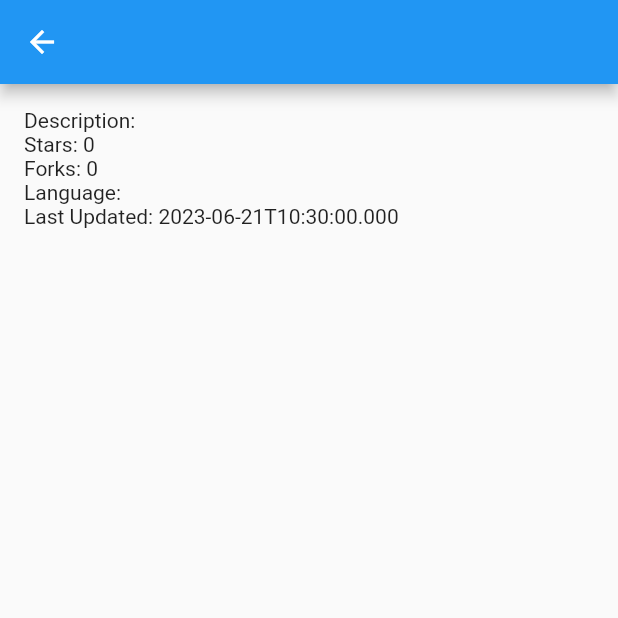
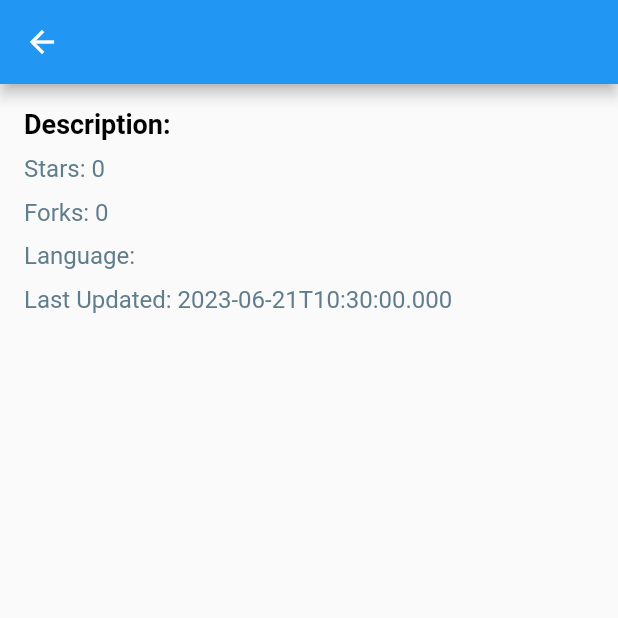
Before and after one commit to musfique113/GitHubDataViewer, a Flutter app: the RepositoryDetails screen opened directly with empty values, on a phone screen of 412 x 824 dp, the top half of it. Run offline on Flutter 3.47's test engine with Material 2 defaults, Android fonts, the phone set to English and light mode, and no system bars.

Commit message:
update in UI

```diff
--- a/lib/repository_details_screen.dart
+++ b/lib/repository_details_screen.dart
@@ -12,16 +12,52 @@ class RepositoryDetails extends StatelessWidget {
       ),
       body: Padding(
         padding: EdgeInsets.all(16.0),
-        child: Column(
-          crossAxisAlignment: CrossAxisAlignment.start,
-          children: [
-            Text('Description: ${repository['description'] ?? 'N/A'}'),
-            Text('Stars: ${repository['stargazers_count']}'),
-            Text('Forks: ${repository['forks_count']}'),
-            Text('Language: ${repository['language'] ?? 'N/A'}'),
-            Text('Last Updated: ${repository['updated_at']}'),
-          ],
-        ),
+          child: Column(
+            crossAxisAlignment: CrossAxisAlignment.start,
+            children: [
+              Text(
+                'Description: ${repository['description'] ?? 'N/A'}',
+                style: TextStyle(
+                  fontSize: 18.0,
+                  fontWeight: FontWeight.bold,
+                  color: Colors.black,
+                ),
+              ),
+              SizedBox(height: 10.0),
+              Text(
+                'Stars: ${repository['stargazers_count']}',
+                style: TextStyle(
+                  fontSize: 16.0,
+                  color: Colors.blueGrey,
+                ),
+              ),
+              SizedBox(height: 10.0),
+              Text(
+                'Forks: ${repository['forks_count']}',
+                style: TextStyle(
+                  fontSize: 16.0,
+                  color: Colors.blueGrey,
+                ),
+              ),
+              SizedBox(height: 10.0),
+              Text(
+                'Language: ${repository['language'] ?? 'N/A'}',
+                style: TextStyle(
+                  fontSize: 16.0,
+                  color: Colors.blueGrey,
+                ),
+              ),
+              SizedBox(height: 10.0),
+              Text(
+                'Last Updated: ${repository['updated_at']}',
+                style: TextStyle(
+                  fontSize: 16.0,
+                  color: Colors.blueGrey,
+                ),
+              ),
+            ],
+          ),
+
       ),
     );
   }
```
Also changed, not shown: 1 other file.
